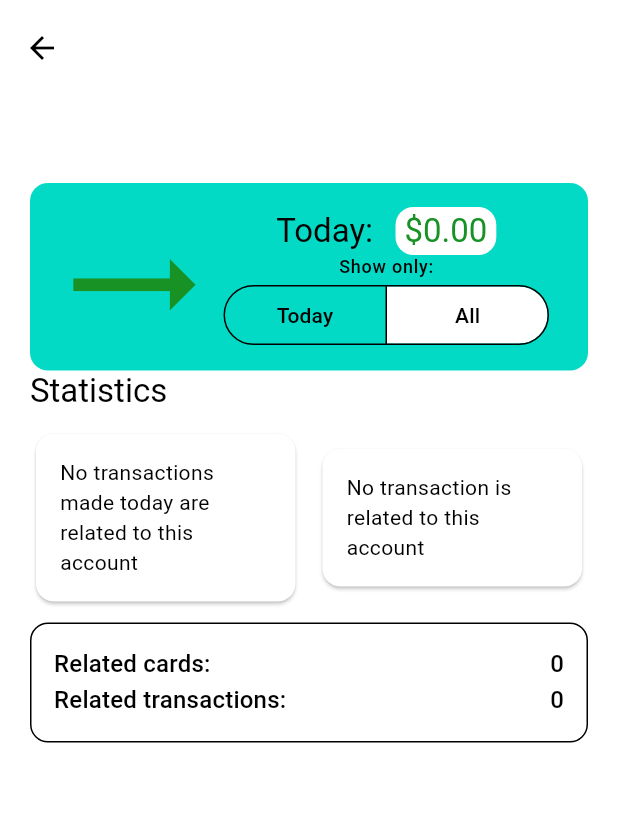
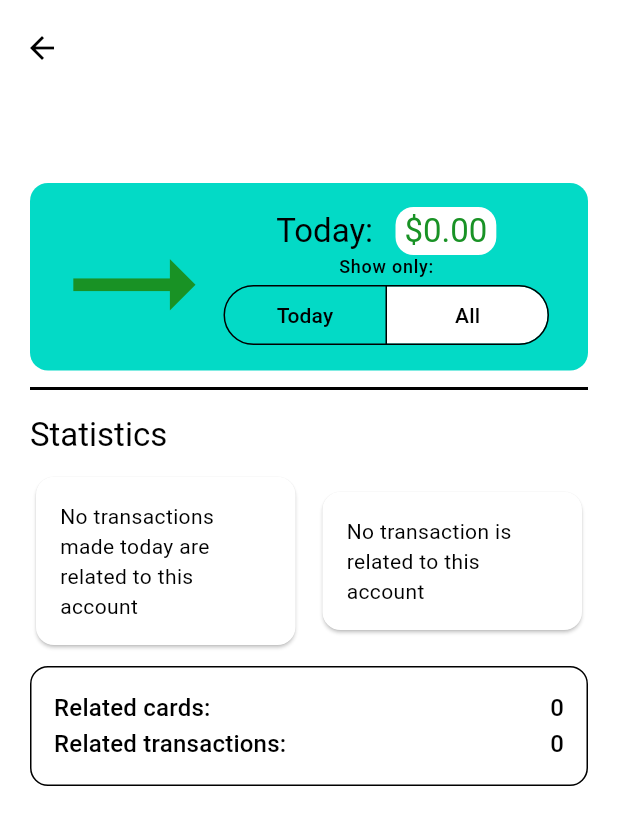
Before and after one commit to anttarch/fhelper, a Flutter app: the AttributeDetailsView screen opened directly with empty values, on a phone screen of 412 x 824 dp. Shown: the top 825 px of the screen. Run offline on Flutter 3.47's test engine with Material 2 defaults, Android fonts, the phone set to English and light mode, and no system bars; drawn by our look-alikes of dynamic_color; our stand-ins replace isar, shared_preferences; accounts and stored records are empty; generated files the repository leaves out were written again.

Commit message:
ui: fix minor issues

```diff
--- a/lib/src/views/details/attribute_details.dart
+++ b/lib/src/views/details/attribute_details.dart
@@ -307,7 +307,7 @@ class _AttributeDetailsViewState extends State<AttributeDetailsView> {
                     crossAxisAlignment: CrossAxisAlignment.start,
                     children: [
                       Visibility(
-                        visible: exchange != null,
+                        visible: exchange != null || widget.attribute.type == AttributeType.account,
                         child: Padding(
                           padding: const EdgeInsets.only(top: 10, bottom: 15),
                           child: Divider(
--- a/lib/src/views/head/history.dart
+++ b/lib/src/views/head/history.dart
@@ -357,7 +357,7 @@ class _HistoryPageState extends State<HistoryPage> {
                           ),
                           clipBehavior: Clip.antiAliasWithSaveLayer,
                           child: Padding(
-                            padding: const EdgeInsets.only(top: 16),
+                            padding: exchangeLists.isNotEmpty ? const EdgeInsets.only(top: 16) : EdgeInsets.zero,
                             child: ListView.separated(
                               shrinkWrap: true,
                               padding: EdgeInsets.zero,
```
